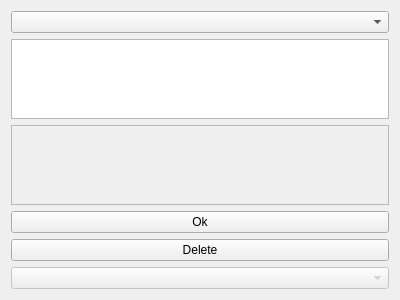
caronnee/pdfeditor, file comments.ui: the form before one commit.
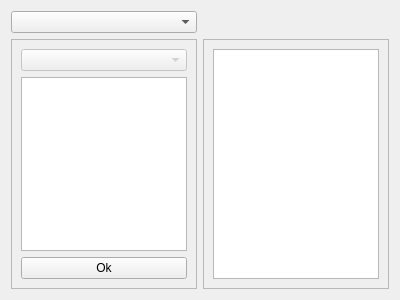
The form after the commit.

Patch:
```diff
--- a/comments.ui
+++ b/comments.ui
@@ -19,20 +19,29 @@
   <property name="windowTitle">
    <string>Add Annotation</string>
   </property>
-  <layout class="QVBoxLayout" name="layout">
-   <item>
+  <layout class="QGridLayout" name="gridLayout">
+   <item row="0" column="0">
     <widget class="QComboBox" name="annotType"/>
    </item>
+   <item row="1" column="0">
+    <widget class="QFrame" name="frame">
+     <property name="frameShape">
+      <enum>QFrame::StyledPanel</enum>
+     </property>
+     <property name="frameShadow">
+      <enum>QFrame::Raised</enum>
+     </property>
+     <layout class="QVBoxLayout" name="verticalLayout">
    <item>
-    <widget class="QTextEdit" name="text"/>
-   </item>
-   <item>
-    <widget class="QTextEdit" name="link">
+       <widget class="QComboBox" name="annotLinkStyle">
      <property name="enabled">
       <bool>false</bool>
      </property>
     </widget>
    </item>
+      <item>
+       <widget class="QPlainTextEdit" name="text"/>
+      </item>
    <item>
     <widget class="QPushButton" name="apply">
      <property name="text">
@@ -40,18 +49,22 @@
      </property>
     </widget>
    </item>
-   <item>
-    <widget class="QPushButton" name="del">
-     <property name="text">
-      <string>Delete</string>
-     </property>
+     </layout>
     </widget>
    </item>
+   <item row="1" column="1">
+    <widget class="QFrame" name="frame_2">
+     <property name="frameShape">
+      <enum>QFrame::StyledPanel</enum>
+     </property>
+     <property name="frameShadow">
+      <enum>QFrame::Raised</enum>
+     </property>
+     <layout class="QVBoxLayout" name="verticalLayout_2">
    <item>
-    <widget class="QComboBox" name="annotLinkStyle">
-     <property name="enabled">
-      <bool>false</bool>
-     </property>
+       <widget class="QPlainTextEdit" name="plainTextEdit"/>
+      </item>
+     </layout>
     </widget>
    </item>
   </layout>
```
Lines whose indentation alone changed are shown as unchanged.
